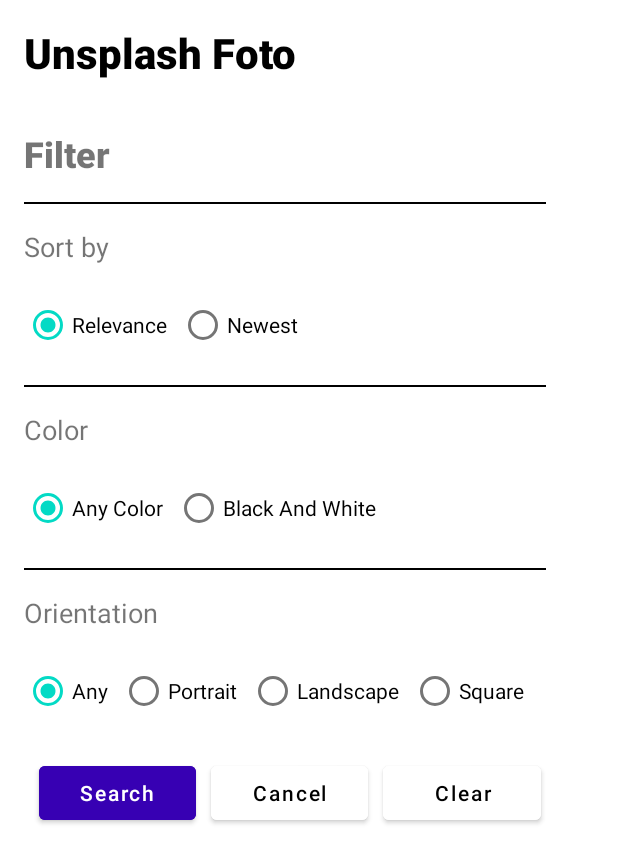
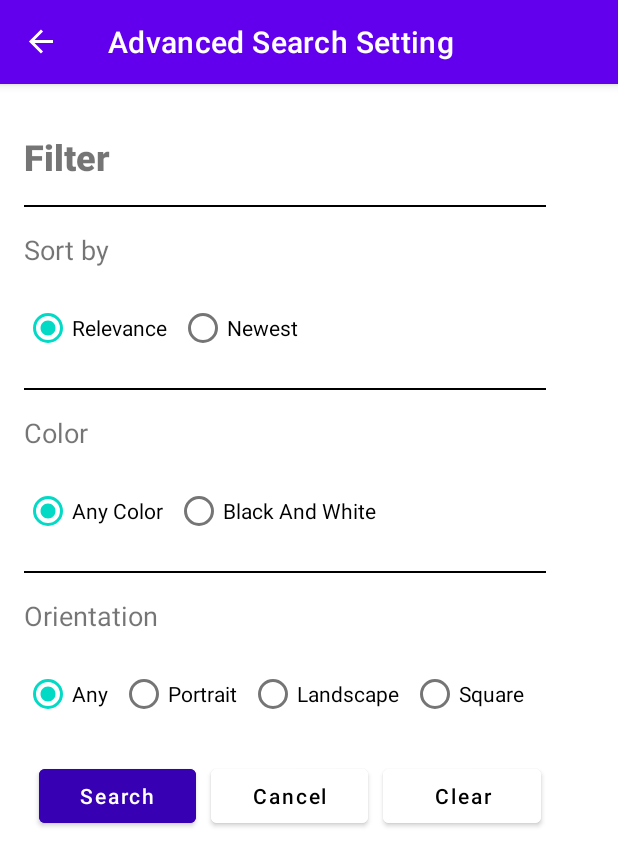
Before and after one commit to geek147/UnsplashPhoto, an Android app: the AdvancedSearchFragment screen opened through its navigation route, on a phone screen of 412 x 824 dp. Shown: the top 866 px of the screen. Run offline under Robolectric (Android 15) with nearby library versions, the phone set to English and light mode, and no system bars; our stand-ins replace Dagger/Hilt's generated code, navigation-ui; pictures from the network do not load; 1 statement that could not run was skipped.

Commit message:
add navigation up

```diff
--- a/app/src/main/AndroidManifest.xml
+++ b/app/src/main/AndroidManifest.xml
@@ -10,7 +10,7 @@
         android:roundIcon="@mipmap/ic_launcher_round"
         android:supportsRtl="true"
         android:name=".SearchPhotoApplication"
-        android:theme="@style/Theme.SearchPhoto.NoActionBar">
+        android:theme="@style/Theme.SearchPhoto">
         <activity
             android:name=".ui.MainActivity"
             android:screenOrientation="portrait"
--- a/app/src/main/java/com/envious/searchphoto/ui/MainActivity.kt
+++ b/app/src/main/java/com/envious/searchphoto/ui/MainActivity.kt
@@ -2,6 +2,10 @@ package com.envious.searchphoto.ui
 
 import android.os.Bundle
 import androidx.appcompat.app.AppCompatActivity
+import androidx.navigation.fragment.NavHostFragment
+import androidx.navigation.ui.NavigationUI
+import androidx.navigation.ui.setupActionBarWithNavController
+import com.envious.searchphoto.R
 import com.envious.searchphoto.databinding.ActivityMainBinding
 import dagger.hilt.android.AndroidEntryPoint
 
@@ -14,5 +18,17 @@ class MainActivity : AppCompatActivity() {
         binding = ActivityMainBinding.inflate(layoutInflater)
         val view = binding.root
         setContentView(view)
+
+        val navHostFragment = supportFragmentManager
+            .findFragmentById(R.id.mainNavFragment) as NavHostFragment
+        val navController = navHostFragment.navController
+        NavigationUI.setupActionBarWithNavController(this, navController)
+    }
+
+    override fun onSupportNavigateUp(): Boolean {
+        val navHostFragment = supportFragmentManager
+            .findFragmentById(R.id.mainNavFragment) as NavHostFragment
+        val navController = navHostFragment.navController
+        return navController.navigateUp()
     }
 }
--- a/app/src/main/java/com/envious/searchphoto/ui/advancedsearch/AdvancedSearchFragment.kt
+++ b/app/src/main/java/com/envious/searchphoto/ui/advancedsearch/AdvancedSearchFragment.kt
@@ -2,10 +2,15 @@ package com.envious.searchphoto.ui.advancedsearch
 
 import android.os.Bundle
 import android.view.LayoutInflater
+import android.view.MenuItem
 import android.view.View
 import android.view.ViewGroup
 import android.widget.RadioButton
+import androidx.activity.OnBackPressedCallback
+import androidx.annotation.Nullable
+import androidx.navigation.findNavController
 import androidx.navigation.fragment.findNavController
+import androidx.navigation.ui.NavigationUI
 import com.envious.data.util.Filter
 import com.envious.data.util.Orientation
 import com.envious.data.util.Sort
@@ -35,7 +40,17 @@ class AdvancedSearchFragment : BaseFragment<Intent,
         savedInstanceState: Bundle?,
     ): View {
         _binding = AdvancedSearchFragmentBinding.inflate(layoutInflater)
+        setHasOptionsMenu(true)
         return binding.root
+    }
+
+    override fun onOptionsItemSelected(item: MenuItem): Boolean {
+        // handle the up button here
+        return NavigationUI.onNavDestinationSelected(
+            item,
+            requireView().findNavController()
+        ) ||
+            super.onOptionsItemSelected(item)
     }
 
     override fun onViewCreated(view: View, savedInstanceState: Bundle?) {
@@ -107,6 +122,21 @@ class AdvancedSearchFragment : BaseFragment<Intent,
         }
     }
 
+    override fun onCreate(@Nullable savedInstanceState: Bundle?) {
+        super.onCreate(savedInstanceState)
+
+        // This callback will only be called when MyFragment is at least Started.
+        val callback: OnBackPressedCallback =
+            object : OnBackPressedCallback(true /* enabled by default */) {
+                override fun handleOnBackPressed() {
+                    findNavController().popBackStack()
+                }
+            }
+        requireActivity().onBackPressedDispatcher.addCallback(this, callback)
+
+        // The callback can be enabled or disabled here or in handleOnBackPressed()
+    }
+
     private fun setButtonSettings() {
         with(binding) {
             radioGroupSort.setOnCheckedChangeListener { radioGroup, i ->
--- a/app/src/main/java/com/envious/searchphoto/ui/main/MainFragment.kt
+++ b/app/src/main/java/com/envious/searchphoto/ui/main/MainFragment.kt
@@ -4,7 +4,9 @@ import android.os.Bundle
 import android.view.LayoutInflater
 import android.view.View
 import android.view.ViewGroup
+import androidx.appcompat.app.AppCompatActivity
 import androidx.navigation.Navigation
+import androidx.navigation.findNavController
 import androidx.recyclerview.widget.GridLayoutManager
 import androidx.recyclerview.widget.RecyclerView
 import com.envious.searchphoto.R
@@ -38,7 +40,7 @@ class MainFragment : BaseFragment<Intent,
         savedInstanceState: Bundle?,
     ): View {
         _binding = MainFragmentBinding.inflate(layoutInflater)
-
+        (activity as AppCompatActivity?)!!.supportActionBar!!.setDisplayHomeAsUpEnabled(false)
         return binding.root
     }
 
--- a/app/src/main/res/layout/activity_main.xml
+++ b/app/src/main/res/layout/activity_main.xml
@@ -7,28 +7,15 @@
     android:layout_height="match_parent"
     tools:context=".ui.MainActivity">
 
-    <androidx.appcompat.widget.AppCompatTextView
-        android:layout_width="match_parent"
-        android:layout_height="wrap_content"
-        android:id="@+id/appTitle"
-        app:layout_constraintStart_toStartOf="parent"
-        app:layout_constraintTop_toTopOf="parent"
-        android:text="Unsplash Foto"
-        android:textSize="28sp"
-        android:textColor="@color/black"
-        android:fontFamily="sans-serif-black"
-        android:layout_margin="16dp"
-        />
-
     <androidx.fragment.app.FragmentContainerView
         android:id="@+id/mainNavFragment"
         android:layout_width="match_parent"
-        android:layout_height="0dp"
+        android:layout_height="match_parent"
         app:navGraph="@navigation/nav_graph"
         android:name="androidx.navigation.fragment.NavHostFragment"
         app:layout_constraintBottom_toBottomOf="parent"
         app:layout_constraintEnd_toEndOf="parent"
         app:layout_constraintStart_toStartOf="parent"
-        app:layout_constraintTop_toBottomOf="@+id/appTitle" />
+        app:layout_constraintTop_toTopOf="parent" />
 
 </androidx.constraintlayout.widget.ConstraintLayout>
--- a/app/src/main/res/navigation/nav_graph.xml
+++ b/app/src/main/res/navigation/nav_graph.xml
@@ -8,7 +8,7 @@
     <fragment
         android:id="@+id/mainFragment"
         android:name="com.envious.searchphoto.ui.main.MainFragment"
-        android:label="main_fragment"
+        android:label="Colletion Photo"
         tools:layout="@layout/main_fragment" >
         <action
             android:id="@+id/action_mainFragment_to_searchResultFragment"
@@ -30,7 +30,7 @@
     <fragment
         android:id="@+id/detailFragment"
         android:name="com.envious.searchphoto.ui.detail.DetailFragment"
-        android:label="fragment_detail"
+        android:label="Detail Photo"
         tools:layout="@layout/fragment_detail" >
         <argument
             android:name="urlPhoto"
@@ -40,7 +40,7 @@
     <fragment
         android:id="@+id/searchResultFragment"
         android:name="com.envious.searchphoto.ui.searchresult.SearchResultFragment"
-        android:label="search_result_fragment"
+        android:label="Search Photo"
         tools:layout="@layout/search_result_fragment" >
         <action
             android:id="@+id/action_searchResultFragment_to_advancedSearchFragment"
@@ -64,6 +64,6 @@
     <fragment
         android:id="@+id/advancedSearchFragment"
         android:name="com.envious.searchphoto.ui.advancedsearch.AdvancedSearchFragment"
-        android:label="advanced_search_fragment"
+        android:label="Advanced Search Setting"
         tools:layout="@layout/advanced_search_fragment" />
 </navigation>
--- a/data/src/main/java/com/envious/data/remote/PhotoApiService.kt
+++ b/data/src/main/java/com/envious/data/remote/PhotoApiService.kt
@@ -14,7 +14,7 @@ interface PhotoApiService {
     suspend fun searchPhoto(
         @Query("query") query: String,
         @Query("page") page: Int,
-//        @Query("per_page") limit: Int,
+        @Query("per_page") limit: Int,
 //        @Query("order_by") orderBy: String,
 //        @Query("color") color: String
     ): Response<SearchResponse>
@@ -23,7 +23,7 @@ interface PhotoApiService {
     suspend fun getCollections(
         @Path("id") collectionId: Long,
         @Query("page") page: Int,
-//        @Query("per_page") limit: Int,
+        @Query("per_page") limit: Int,
 //        @Query("orientation") orientation: String,
     ): Response<List<CollectionItem>>
 
```
Also changed, not shown: app/src/main/java/com/envious/searchphoto/ui/searchresult/SearchResultFragment.kt (+31 -0 lines), data/src/main/java/com/envious/data/repository/PhotoRepositoryImpl.kt (+14 -2 lines).
